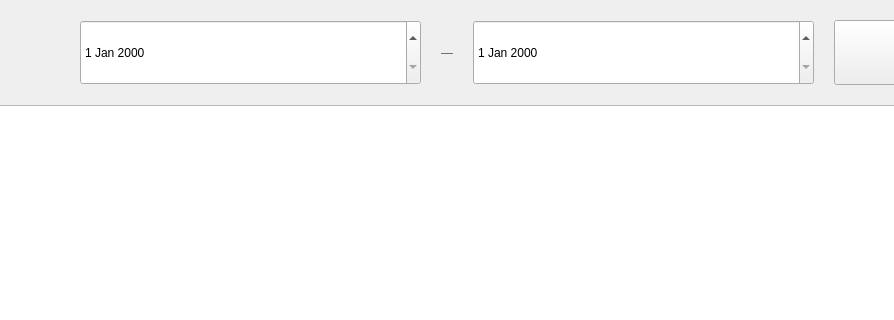
The window that QT_final/history.ui (dwdwdw5163/Qt_ncnn_opencv) describes before a commit, drawn with Qt 5; both pictures show x 339 to 1233 and y 0 to 320 of the 1344 by 630 pixel window.
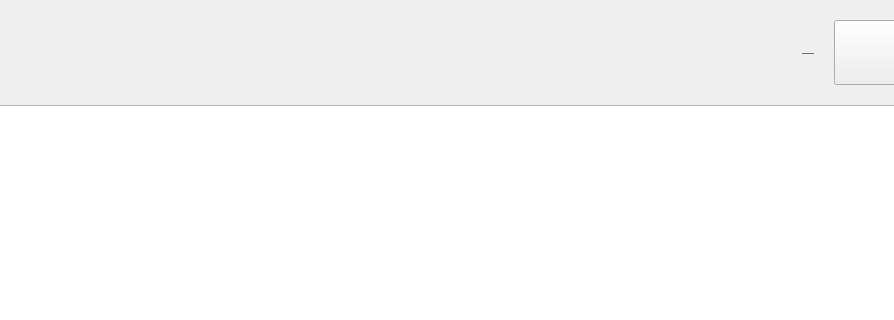
The same window after the commit.

Diff of the .ui file:
```diff
--- a/QT_final/history.ui
+++ b/QT_final/history.ui
@@ -60,22 +60,6 @@
        </property>
       </spacer>
      </item>
-     <item>
-      <widget class="QDateEdit" name="dateEdit_2">
-       <property name="sizePolicy">
-        <sizepolicy hsizetype="Preferred" vsizetype="Preferred">
-         <horstretch>0</horstretch>
-         <verstretch>0</verstretch>
-        </sizepolicy>
-       </property>
-       <property name="minimumSize">
-        <size>
-         <width>341</width>
-         <height>60</height>
-        </size>
-       </property>
-      </widget>
-     </item>
      <item>
       <widget class="QLabel" name="label">
        <property name="styleSheet">
@@ -86,22 +70,6 @@
        </property>
       </widget>
      </item>
-     <item>
-      <widget class="QDateEdit" name="dateEdit">
-       <property name="sizePolicy">
-        <sizepolicy hsizetype="Preferred" vsizetype="Preferred">
-         <horstretch>0</horstretch>
-         <verstretch>0</verstretch>
-        </sizepolicy>
-       </property>
-       <property name="minimumSize">
-        <size>
-         <width>341</width>
-         <height>60</height>
-        </size>
-       </property>
-      </widget>
-     </item>
      <item>
       <widget class="QPushButton" name="pushButton">
        <property name="minimumSize">
```
Left out of the diff: 2 changed lines with no effect on the pictures.
